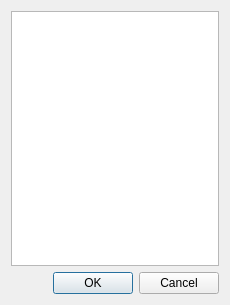
cristianommsilva/machine-learning-ip-ime, file Interface/InterfaceFAMA/param.ui: the form before one commit.
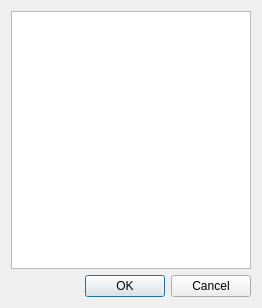
The form after the commit.

```diff
--- a/Interface/InterfaceFAMA/param.ui
+++ b/Interface/InterfaceFAMA/param.ui
@@ -6,8 +6,8 @@
    <rect>
     <x>0</x>
     <y>0</y>
-    <width>230</width>
-    <height>305</height>
+    <width>262</width>
+    <height>308</height>
    </rect>
   </property>
   <property name="windowTitle">
```
